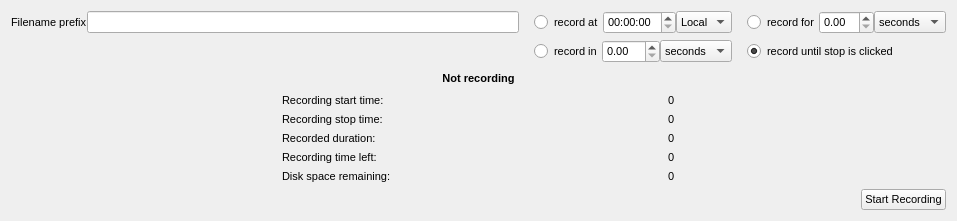
Above: RoachAcquistionControlDialog.ui from ska-sa/AVNSignalAnalyser before the change. Below: the same form after it.
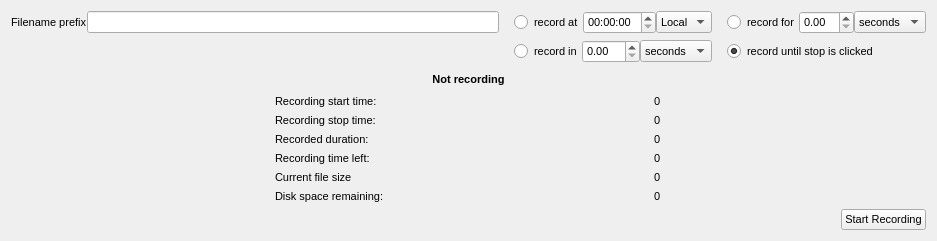
That is the form after the change. Icons and pictures are not drawn.

What changed in the file:
```diff
--- a/RoachAcquistionControlDialog.ui
+++ b/RoachAcquistionControlDialog.ui
@@ -6,8 +6,8 @@
    <rect>
     <x>0</x>
     <y>0</y>
-    <width>957</width>
-    <height>221</height>
+    <width>937</width>
+    <height>241</height>
    </rect>
   </property>
   <property name="windowTitle">
@@ -61,7 +61,7 @@
           <string>record at</string>
          </property>
          <property name="checked">
-          <bool>true</bool>
+          <bool>false</bool>
          </property>
         </widget>
        </item>
@@ -355,7 +355,7 @@
        </property>
       </widget>
      </item>
-     <item row="4" column="0">
+     <item row="5" column="0">
       <widget class="QLabel" name="label_6">
        <property name="font">
         <font>
@@ -367,7 +367,7 @@
        </property>
       </widget>
      </item>
-     <item row="4" column="1">
+     <item row="5" column="1">
       <widget class="QLabel" name="label_diskSpaceRemaining">
        <property name="font">
         <font>
@@ -379,6 +379,30 @@
        </property>
       </widget>
      </item>
+     <item row="4" column="0">
+      <widget class="QLabel" name="label_7">
+       <property name="font">
+        <font>
+         <pointsize>8</pointsize>
+        </font>
+       </property>
+       <property name="text">
+        <string>Current file size</string>
+       </property>
+      </widget>
+     </item>
+     <item row="4" column="1">
+      <widget class="QLabel" name="label_currentFileSize">
+       <property name="font">
+        <font>
+         <pointsize>8</pointsize>
+        </font>
+       </property>
+       <property name="text">
+        <string>0</string>
+       </property>
+      </widget>
+     </item>
     </layout>
    </item>
    <item>
```
